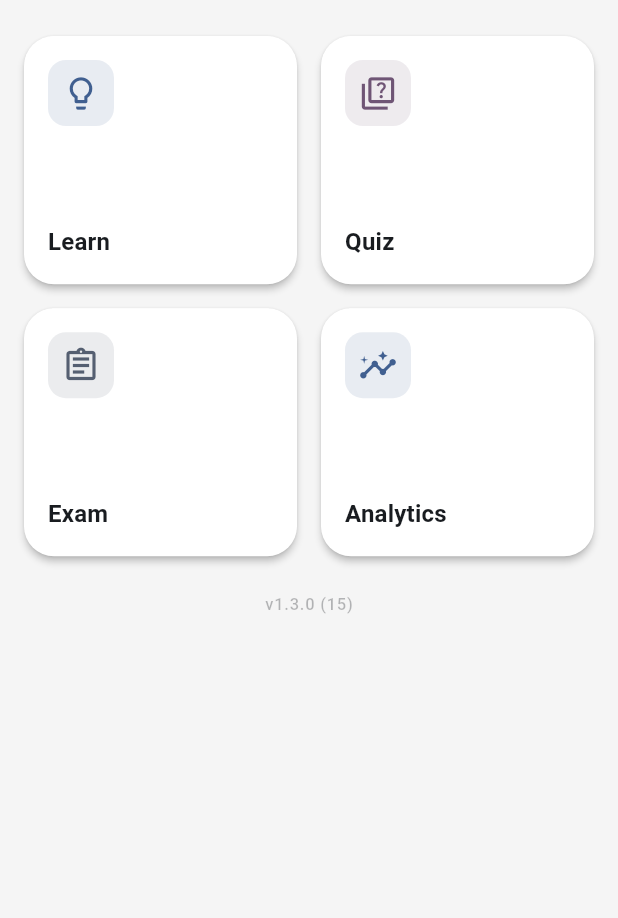
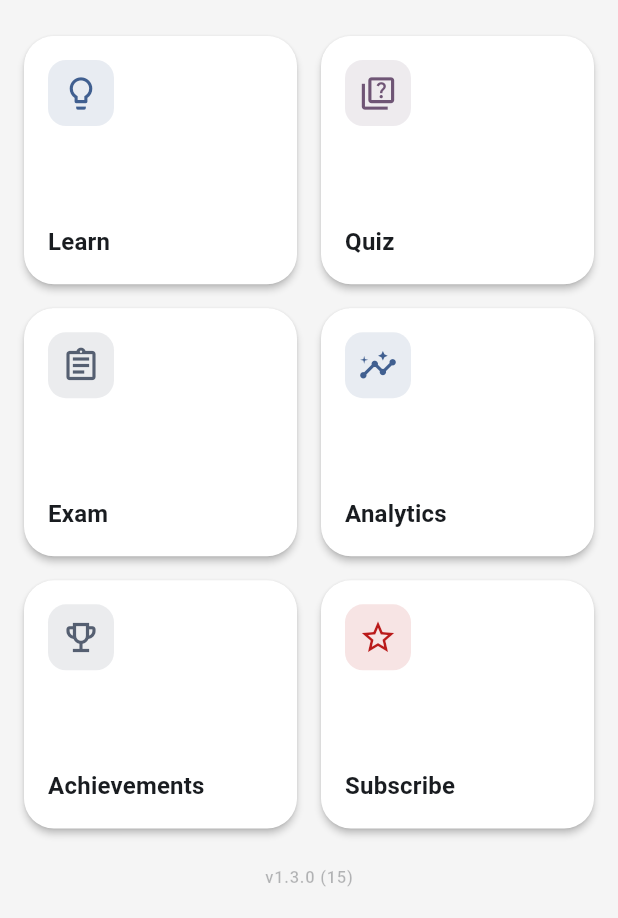
Before and after one commit to GerritSchoo/citizenship_app, a Flutter app: the HomeScreen screen opened directly, on a phone screen of 412 x 824 dp, the part 318-1236 px from its top. Run offline on Flutter 3.47's test engine with Material 3 defaults, Android fonts, the phone set to English and light mode, and no system bars; our stand-ins replace flutter_localized_locales, flutter_markdown, in_app_purchase, package_info_plus, shared_preferences, sqflite and 2 more; accounts and stored records are empty.

Commit message:
new home scrren sections

```diff
--- a/lib/src/screens/home_screen.dart
+++ b/lib/src/screens/home_screen.dart
@@ -12,6 +12,7 @@ import 'achievements_screen.dart';
 import 'paywall_screen.dart';
 import 'legal_text_screen.dart';
 import '../data/legal_texts.dart';
+import '../payments/purchase_service.dart';
 import '../data/states.dart';
 import '../core/prefs.dart';
 import '../analytics/progress_repository.dart';
@@ -30,6 +31,7 @@ class HomeScreen extends StatefulWidget {
 class _HomeScreenState extends State<HomeScreen> {
   String? _selectedStateCode;
   String _appVersion = '';
+  bool _isPro = false;
   final GlobalKey _menuKey = GlobalKey();
   double get _menuWidth {
     // Keep it compact: at most 200px wide and at most 40% of screen width
@@ -42,6 +44,18 @@ class _HomeScreenState extends State<HomeScreen> {
     super.initState();
     _loadSavedState();
     _loadAppVersion();
+    _isPro = PurchaseService.instance.isPro;
+    PurchaseService.instance.isProNotifier.addListener(_onProChanged);
+  }
+
+  void _onProChanged() {
+    setState(() => _isPro = PurchaseService.instance.isPro);
+  }
+
+  @override
+  void dispose() {
+    PurchaseService.instance.isProNotifier.removeListener(_onProChanged);
+    super.dispose();
   }
 
   Future<void> _loadAppVersion() async {
@@ -100,8 +114,6 @@ class _HomeScreenState extends State<HomeScreen> {
   PopupMenuItem(value: 'content_language', child: SizedBox(width: _menuWidth, child: Text(AppLocalizations.of(context).menu_content_language, style: Theme.of(context).textTheme.bodySmall))),
   PopupMenuItem(value: 'state', child: SizedBox(width: _menuWidth, child: Text(AppLocalizations.of(context).menu_state, style: Theme.of(context).textTheme.bodySmall))),
   PopupMenuItem(value: 'theme', child: SizedBox(width: _menuWidth, child: Text(AppLocalizations.of(context).menu_theme, style: Theme.of(context).textTheme.bodySmall))),
-        PopupMenuItem(value: 'achievements', child: SizedBox(width: _menuWidth, child: Text(AppLocalizations.of(context).menu_achievements, style: Theme.of(context).textTheme.bodySmall))),
-        PopupMenuItem(value: 'subscribe', child: SizedBox(width: _menuWidth, child: Text(AppLocalizations.of(context).menu_subscribe, style: Theme.of(context).textTheme.bodySmall))),
   PopupMenuItem(value: 'analyse', child: SizedBox(width: _menuWidth, child: Text(AppLocalizations.of(context).menu_analyse, style: Theme.of(context).textTheme.bodySmall))),
         const PopupMenuDivider(),
         PopupMenuItem(value: 'privacy', child: SizedBox(width: _menuWidth, child: Text(AppLocalizations.of(context).menu_privacy, style: Theme.of(context).textTheme.bodySmall))),
@@ -120,20 +132,6 @@ class _HomeScreenState extends State<HomeScreen> {
         break;
       case 'theme':
         _showThemeMenu();
-        break;
-      case 'achievements':
-        if (!mounted) return;
-        Navigator.push(
-          context,
-          MaterialPageRoute(builder: (_) => const AchievementsScreen()),
-        );
-        break;
-      case 'subscribe':
-        if (!mounted) return;
-        Navigator.push(
-          context,
-          MaterialPageRoute(builder: (_) => const PaywallScreen()),
-        );
         break;
       case 'privacy':
         if (!mounted) return;
@@ -512,7 +510,7 @@ class _HomeScreenState extends State<HomeScreen> {
           final isMedium = constraints.maxWidth >= 600 && constraints.maxWidth < 900;
           // Treat very short viewports (typical in landscape on phones) specially
           final isShortHeight = constraints.maxHeight < 480;
-      final crossAxisCount = isWide ? 4 : 2;
+      final crossAxisCount = isWide ? 3 : 2;
       // Dynamic header height: base + cushion for text scale and very narrow widths
       final baseHeader = isWide ? 220.0 : 200.0;
   final textScale = MediaQuery.textScalerOf(context).scale(1.0);
@@ -700,7 +698,6 @@ class _HomeScreenState extends State<HomeScreen> {
                       },
                       semanticsLabel: AppLocalizations.of(context).action_exam_sem,
                     ),
-                    // Analyse must remain last
                     _ActionCard(
                       icon: Icons.insights_outlined,
                       label: AppLocalizations.of(context).action_analytics,
@@ -712,6 +709,32 @@ class _HomeScreenState extends State<HomeScreen> {
                         );
                       },
                       semanticsLabel: AppLocalizations.of(context).action_analytics_sem,
+                    ),
+                    _ActionCard(
+                      icon: Icons.emoji_events_outlined,
+                      label: AppLocalizations.of(context).action_achievements,
+                      color: colorScheme.secondary,
+                      onTap: () {
+                        Navigator.push(
+                          context,
+                          MaterialPageRoute(builder: (_) => const AchievementsScreen()),
+                        );
+                      },
+                      semanticsLabel: AppLocalizations.of(context).action_achievements_sem,
+                    ),
+                    _ActionCard(
+                      icon: _isPro ? Icons.workspace_premium : Icons.star_outline,
+                      label: _isPro
+                          ? AppLocalizations.of(context).purchased
+                          : AppLocalizations.of(context).menu_subscribe,
+                      color: _isPro ? Colors.green : colorScheme.error,
+                      onTap: () {
+                        Navigator.push(
+                          context,
+                          MaterialPageRoute(builder: (_) => const PaywallScreen()),
+                        );
+                      },
+                      semanticsLabel: AppLocalizations.of(context).menu_subscribe,
                     ),
                   ]),
                 ),
@@ -838,11 +861,16 @@ class _ActionCardState extends State<_ActionCard> {
                         ),
                         child: Icon(widget.icon, color: iconColor, size: 26),
                       ),
-                      Text(
-                        widget.label,
-                        style: Theme.of(context).textTheme.titleMedium?.copyWith(fontWeight: FontWeight.w700),
-                        maxLines: 2,
-                        overflow: TextOverflow.ellipsis,
+                      Flexible(
+                        child: FittedBox(
+                          fit: BoxFit.scaleDown,
+                          alignment: Alignment.centerLeft,
+                          child: Text(
+                            widget.label,
+                            style: Theme.of(context).textTheme.titleMedium?.copyWith(fontWeight: FontWeight.w700),
+                            maxLines: 1,
+                          ),
+                        ),
                       ),
                     ],
                   ),
```
